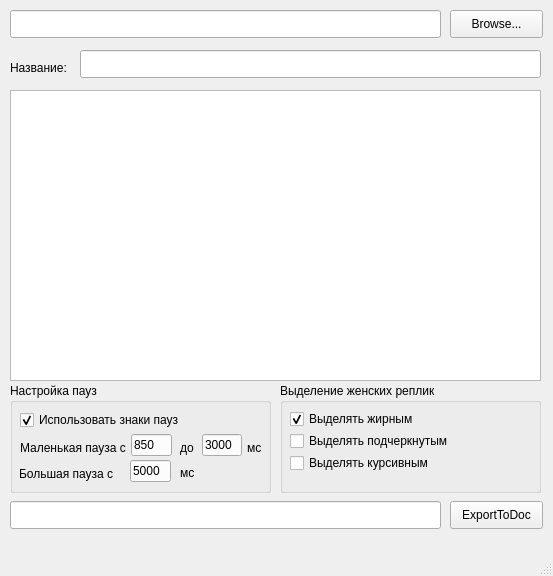
The window that mainwindow.ui (kei91/SrtToContinuityListConverter) describes before a commit, drawn with Qt 5.
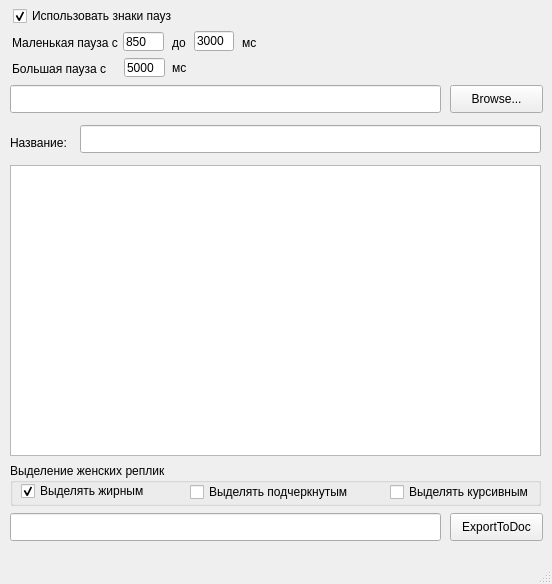
The same window after the commit.

Commit message: minor ui, project polish

The edit to the form file:
```diff
--- a/mainwindow.ui
+++ b/mainwindow.ui
@@ -6,8 +6,8 @@
    <rect>
     <x>0</x>
     <y>0</y>
-    <width>553</width>
-    <height>576</height>
+    <width>552</width>
+    <height>584</height>
    </rect>
   </property>
   <property name="windowTitle">
@@ -18,7 +18,7 @@
     <property name="geometry">
      <rect>
       <x>450</x>
-      <y>10</y>
+      <y>85</y>
       <width>93</width>
       <height>28</height>
      </rect>
@@ -31,7 +31,7 @@
     <property name="geometry">
      <rect>
       <x>450</x>
-      <y>501</y>
+      <y>513</y>
       <width>93</width>
       <height>28</height>
      </rect>
@@ -44,7 +44,7 @@
     <property name="geometry">
      <rect>
       <x>10</x>
-      <y>10</y>
+      <y>85</y>
       <width>431</width>
       <height>28</height>
      </rect>
@@ -54,7 +54,7 @@
     <property name="geometry">
      <rect>
       <x>10</x>
-      <y>501</y>
+      <y>513</y>
       <width>431</width>
       <height>28</height>
      </rect>
@@ -64,7 +64,7 @@
     <property name="geometry">
      <rect>
       <x>10</x>
-      <y>90</y>
+      <y>165</y>
       <width>531</width>
       <height>291</height>
      </rect>
@@ -74,7 +74,7 @@
     <property name="geometry">
      <rect>
       <x>10</x>
-      <y>60</y>
+      <y>135</y>
       <width>60</width>
       <height>16</height>
      </rect>
@@ -87,7 +87,7 @@
     <property name="geometry">
      <rect>
       <x>80</x>
-      <y>50</y>
+      <y>125</y>
       <width>461</width>
       <height>28</height>
      </rect>
@@ -96,8 +96,8 @@
    <widget class="QCheckBox" name="EnablePause">
     <property name="geometry">
      <rect>
-      <x>20</x>
-      <y>410</y>
+      <x>13</x>
+      <y>6</y>
       <width>171</width>
       <height>20</height>
      </rect>
@@ -112,10 +112,10 @@
    <widget class="QLineEdit" name="SmallPauseStart">
     <property name="geometry">
      <rect>
-      <x>131</x>
-      <y>434</y>
+      <x>123</x>
+      <y>32</y>
       <width>41</width>
-      <height>22</height>
+      <height>19</height>
      </rect>
     </property>
     <property name="text">
@@ -125,8 +125,8 @@
    <widget class="QLabel" name="label">
     <property name="geometry">
      <rect>
-      <x>20</x>
-      <y>440</y>
+      <x>12</x>
+      <y>35</y>
       <width>111</width>
       <height>16</height>
      </rect>
@@ -138,8 +138,8 @@
    <widget class="QLabel" name="label_2">
     <property name="geometry">
      <rect>
-      <x>180</x>
-      <y>440</y>
+      <x>172</x>
+      <y>35</y>
       <width>21</width>
       <height>16</height>
      </rect>
@@ -151,8 +151,8 @@
    <widget class="QLabel" name="label_3">
     <property name="geometry">
      <rect>
-      <x>247</x>
-      <y>440</y>
+      <x>242</x>
+      <y>35</y>
       <width>31</width>
       <height>16</height>
      </rect>
@@ -164,10 +164,10 @@
    <widget class="QLineEdit" name="SmallPauseEnd">
     <property name="geometry">
      <rect>
-      <x>202</x>
-      <y>434</y>
+      <x>194</x>
+      <y>31</y>
       <width>40</width>
-      <height>22</height>
+      <height>20</height>
      </rect>
     </property>
     <property name="text">
@@ -177,8 +177,8 @@
    <widget class="QLabel" name="label_4">
     <property name="geometry">
      <rect>
-      <x>19</x>
-      <y>466</y>
+      <x>12</x>
+      <y>61</y>
       <width>111</width>
       <height>16</height>
      </rect>
@@ -190,10 +190,10 @@
    <widget class="QLineEdit" name="BigPauseStart">
     <property name="geometry">
      <rect>
-      <x>130</x>
-      <y>460</y>
+      <x>124</x>
+      <y>58</y>
       <width>41</width>
-      <height>22</height>
+      <height>19</height>
      </rect>
     </property>
     <property name="text">
@@ -203,8 +203,8 @@
    <widget class="QLabel" name="label_5">
     <property name="geometry">
      <rect>
-      <x>180</x>
-      <y>465</y>
+      <x>172</x>
+      <y>60</y>
       <width>31</width>
       <height>16</height>
      </rect>
@@ -213,26 +213,13 @@
      <string>&lt;html&gt;&lt;head/&gt;&lt;body&gt;&lt;p&gt;мс&lt;/p&gt;&lt;/body&gt;&lt;/html&gt;</string>
     </property>
    </widget>
-   <widget class="QGroupBox" name="groupBox">
-    <property name="geometry">
-     <rect>
-      <x>10</x>
-      <y>383</y>
-      <width>261</width>
-      <height>110</height>
-     </rect>
-    </property>
-    <property name="title">
-     <string>Настройка пауз</string>
-    </property>
-   </widget>
    <widget class="QGroupBox" name="groupBox_2">
     <property name="geometry">
      <rect>
-      <x>280</x>
-      <y>383</y>
-      <width>261</width>
-      <height>110</height>
+      <x>10</x>
+      <y>463</y>
+      <width>531</width>
+      <height>43</height>
      </rect>
     </property>
     <property name="title">
@@ -241,8 +228,8 @@
     <widget class="QCheckBox" name="FemaleLineBold">
      <property name="geometry">
       <rect>
-       <x>10</x>
-       <y>26</y>
+       <x>11</x>
+       <y>18</y>
        <width>141</width>
        <height>20</height>
       </rect>
@@ -257,8 +244,8 @@
     <widget class="QCheckBox" name="FemaleLineUnderLine">
      <property name="geometry">
       <rect>
-       <x>10</x>
-       <y>48</y>
+       <x>180</x>
+       <y>19</y>
        <width>161</width>
        <height>20</height>
       </rect>
@@ -270,8 +257,8 @@
     <widget class="QCheckBox" name="FemaleLineItalic">
      <property name="geometry">
       <rect>
-       <x>10</x>
-       <y>70</y>
+       <x>380</x>
+       <y>19</y>
        <width>161</width>
        <height>20</height>
       </rect>
```
Left out of the diff: 2 changed lines with no effect on the pictures. The commit also changes 2 other files.
